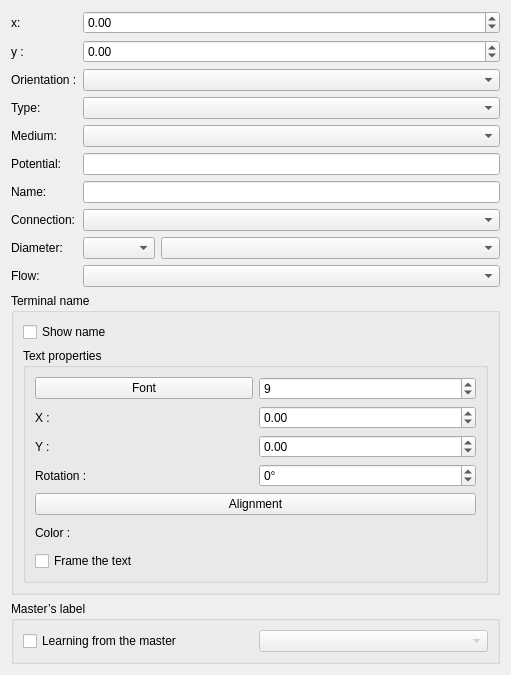
This is sources/editor/ui/terminaleditor.ui in Opus-id/qelectrotech-source-mirror as Qt 5 draws it before an edit. The edited form follows.
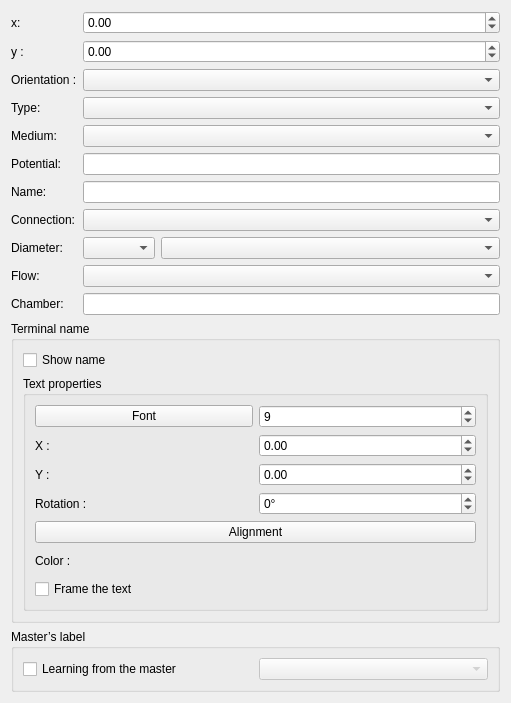
This is the edited form.

The edit to the form file:
```diff
--- a/sources/editor/ui/terminaleditor.ui
+++ b/sources/editor/ui/terminaleditor.ui
@@ -165,7 +165,21 @@
      </property>
     </widget>
    </item>
-   <item row="10" column="0" colspan="2">
+   <item row="10" column="0">
+    <widget class="QLabel" name="label_chamber">
+     <property name="text">
+      <string>Chamber:</string>
+     </property>
+    </widget>
+   </item>
+   <item row="10" column="1">
+    <widget class="QLineEdit" name="m_chamber_le">
+     <property name="toolTip">
+      <string>The chamber of the equipment this nozzle belongs to, as 1 or 2 for the two sides of a heat exchanger. The direction of flow goes through a chamber of two nozzles, from the one where the fluid comes in to the other. Nothing for a vessel, which may fill or empty.</string>
+     </property>
+    </widget>
+   </item>
+   <item row="11" column="0" colspan="2">
     <widget class="QGroupBox" name="m_label_gb">
      <property name="title">
       <string>Terminal name</string>
@@ -301,7 +315,7 @@
      </layout>
     </widget>
    </item>
-   <item row="11" column="0" colspan="2">
+   <item row="12" column="0" colspan="2">
     <widget class="QGroupBox" name="m_master_label_gb">
      <property name="title">
       <string>Master’s label</string>
```
